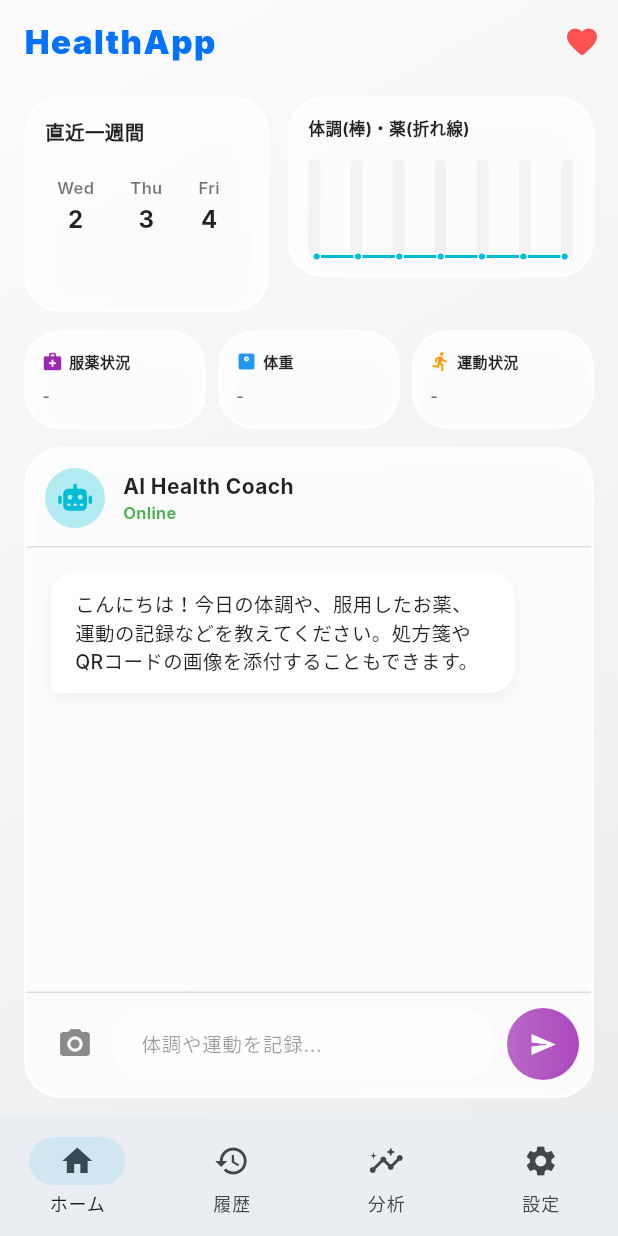
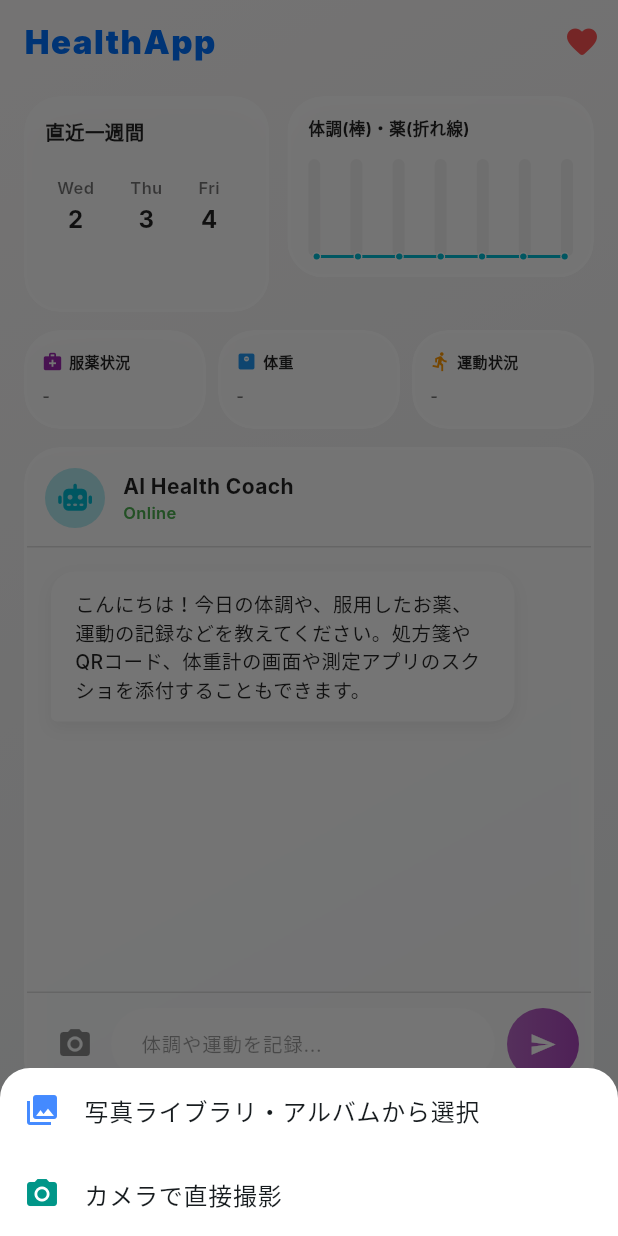
Before and after one commit to ctyann2000/health-tracker, a Flutter app: the screen it shows after launch, after a tap on the "camera alt" icon, on a phone screen of 412 x 824 dp. Run offline on Flutter 3.47's test engine with Material 3 defaults, Android fonts, the phone set to English and light mode, and no system bars; drawn by our look-alikes of fl_chart, flutter_animate; our stand-ins replace flutter_dotenv, font_awesome_flutter, google_generative_ai, image_picker, shared_preferences; Roboto replaces fonts that are missing (Inter).

Commit message:
feat: 画像添付プレビュー表示、カメラ・アルバム選択、体重計画像抽出プロンプトの強化

````diff
--- a/lib/screens/home_screen.dart
+++ b/lib/screens/home_screen.dart
@@ -1,3 +1,4 @@
+import 'dart:typed_data';
 import 'package:flutter/material.dart';
 import 'package:fl_chart/fl_chart.dart';
 import 'package:font_awesome_flutter/font_awesome_flutter.dart';
@@ -21,44 +22,99 @@ class _HomeScreenState extends State<HomeScreen> {
   final GeminiService _geminiService = GeminiService();
   final ImagePicker _picker = ImagePicker();
   XFile? _selectedImage;
+  Uint8List? _selectedImageBytes;
   bool _isLoading = false;
   final List<Map<String, dynamic>> _messages = [
-    {"text": "こんにちは！今日の体調や、服用したお薬、運動の記録などを教えてください。処方箋やQRコードの画像を添付することもできます。", "isUser": false}
+    {"text": "こんにちは！今日の体調や、服用したお薬、運動の記録などを教えてください。処方箋やQRコード、体重計の画面や測定アプリのスクショを添付することもできます。", "isUser": false}
   ];
 
-  Future<void> _pickImage() async {
-    final XFile? image = await _picker.pickImage(source: ImageSource.gallery);
-    if (image != null) {
-      setState(() {
-        _selectedImage = image;
-      });
+  Future<void> _pickImage(ImageSource source) async {
+    try {
+      final XFile? image = await _picker.pickImage(
+        source: source,
+        maxWidth: 1600,
+        maxHeight: 1600,
+        imageQuality: 85,
+      );
+      if (image != null) {
+        final bytes = await image.readAsBytes();
+        setState(() {
+          _selectedImage = image;
+          _selectedImageBytes = bytes;
+        });
+      }
+    } catch (e) {
+      if (mounted) {
+        ScaffoldMessenger.of(context).showSnackBar(
+          SnackBar(
+            content: Text('画像の取得に失敗しました: $e'),
+            backgroundColor: Colors.redAccent,
+          ),
+        );
+      }
     }
+  }
+
+  void _showImageSourceActionSheet() {
+    showModalBottomSheet(
+      context: context,
+      backgroundColor: Colors.white,
+      shape: const RoundedRectangleBorder(
+        borderRadius: BorderRadius.vertical(top: Radius.circular(20)),
+      ),
+      builder: (BuildContext ctx) {
+        return SafeArea(
+          child: Wrap(
+            children: [
+              ListTile(
+                leading: const Icon(Icons.photo_library, color: Colors.blueAccent),
+                title: const Text('写真ライブラリ・アルバムから選択'),
+                onTap: () {
+                  Navigator.of(ctx).pop();
+                  _pickImage(ImageSource.gallery);
+                },
+              ),
+              ListTile(
+                leading: const Icon(Icons.camera_alt, color: Colors.teal),
+                title: const Text('カメラで直接撮影'),
+                onTap: () {
+                  Navigator.of(ctx).pop();
+                  _pickImage(ImageSource.camera);
+                },
+              ),
+            ],
+          ),
+        );
+      },
+    );
   }
 
   Future<void> _sendMessage() async {
     final messageText = _controller.text;
+    final imageBytesToProcess = _selectedImageBytes;
     final imageToProcess = _selectedImage;
 
-    if (messageText.trim().isEmpty && imageToProcess == null) return;
+    if (messageText.trim().isEmpty && imageBytesToProcess == null) return;
 
     setState(() {
       _messages.add({
         "text": messageText.isNotEmpty ? messageText : "（画像送信）",
         "isUser": true,
-        "hasImage": imageToProcess != null
+        "hasImage": imageBytesToProcess != null,
+        "imageBytes": imageBytesToProcess,
       });
       _isLoading = true;
-      _selectedImage = null; // Clear selection after sending
+      _selectedImage = null;
+      _selectedImageBytes = null; // 送信後に選択をクリア
     });
     _controller.clear();
 
     try {
       Map<String, dynamic> result;
-      if (imageToProcess != null) {
-        final bytes = await imageToProcess.readAsBytes();
+      if (imageBytesToProcess != null) {
         result = await _geminiService.extractHealthDataFromImage(
-          bytes,
-          imageToProcess.mimeType ?? 'image/jpeg',
+          imageBytesToProcess,
+          imageToProcess?.mimeType ?? 'image/jpeg',
           extraInput: messageText
         );
       } else {
@@ -518,7 +574,17 @@ class _HomeScreenState extends State<HomeScreen> {
                     child: Column(
                       crossAxisAlignment: CrossAxisAlignment.start,
                       children: [
-                        if (hasImage) ...[
+                        if (msg["imageBytes"] != null) ...[
+                          ClipRRect(
+                            borderRadius: BorderRadius.circular(10),
+                            child: Image.memory(
+                              msg["imageBytes"] as Uint8List,
+                              width: 180,
+                              fit: BoxFit.cover,
+                            ),
+                          ),
+                          const SizedBox(height: 6),
+                        ] else if (hasImage) ...[
                           const Row(
                             mainAxisSize: MainAxisSize.min,
                             children: [
@@ -540,6 +606,67 @@ class _HomeScreenState extends State<HomeScreen> {
               },
             ),
           ),
+          // 選択中の画像プレビューバー（添付時に表示）
+          if (_selectedImageBytes != null)
+            Container(
+              margin: const EdgeInsets.symmetric(horizontal: 12, vertical: 4),
+              padding: const EdgeInsets.symmetric(horizontal: 10, vertical: 6),
+              decoration: BoxDecoration(
+                color: Colors.white.withOpacity(0.95),
+                borderRadius: BorderRadius.circular(14),
+                border: Border.all(color: Theme.of(context).colorScheme.primary.withOpacity(0.4)),
+                boxShadow: [
+                  BoxShadow(color: Colors.black.withOpacity(0.06), blurRadius: 8, offset: const Offset(0, 2)),
+                ],
+              ),
+              child: Row(
+                children: [
+                  ClipRRect(
+                    borderRadius: BorderRadius.circular(8),
+                    child: Image.memory(
+                      _selectedImageBytes!,
+                      width: 44,
+                      height: 44,
+                      fit: BoxFit.cover,
+                    ),
+                  ),
+                  const SizedBox(width: 10),
+                  Expanded(
+                    child: Column(
+                      crossAxisAlignment: CrossAxisAlignment.start,
+                      mainAxisSize: MainAxisSize.min,
+                      children: [
+                        Row(
+                          children: [
+                            Icon(Icons.check_circle, size: 14, color: Colors.green.shade600),
+                            const SizedBox(width: 4),
+                            const Text(
+                              '画像添付完了（送信準備OK）',
+                              style: TextStyle(fontSize: 12, fontWeight: FontWeight.bold, color: Colors.black87),
+                            ),
+                          ],
+                        ),
+                        Text(
+                          _selectedImage?.name ?? 'image.jpg',
+                          style: const TextStyle(fontSize: 11, color: Colors.black54),
+                          overflow: TextOverflow.ellipsis,
+                        ),
+                      ],
+                    ),
+                  ),
+                  IconButton(
+                    icon: const Icon(Icons.cancel, size: 20, color: Colors.black45),
+                    onPressed: () {
+                      setState(() {
+                        _selectedImage = null;
+                        _selectedImageBytes = null;
+                      });
+                    },
+                    tooltip: '添付をキャンセル',
+                  ),
+                ],
+              ),
+            ).animate().fade(duration: 200.ms).slideY(begin: 0.1),
           // Input field
           Container(
             padding: const EdgeInsets.symmetric(horizontal: 8, vertical: 10),
@@ -551,10 +678,10 @@ class _HomeScreenState extends State<HomeScreen> {
                 IconButton(
                   icon: Icon(
                     Icons.camera_alt,
-                    color: _selectedImage != null ? Theme.of(context).colorScheme.primary : Colors.black45
+                    color: _selectedImageBytes != null ? Theme.of(context).colorScheme.primary : Colors.black45
                   ),
-                  onPressed: _pickImage,
-                  tooltip: "画像・QRコードを添付",
+                  onPressed: _showImageSourceActionSheet,
+                  tooltip: "画像・写真・QRコードを添付",
                 ),
                 Expanded(
                   child: TextField(
--- a/lib/services/gemini_service.dart
+++ b/lib/services/gemini_service.dart
@@ -187,27 +187,52 @@ class GeminiService {
     }
   }
 
+  static String resolveMimeType(List<int> bytes, String? fallback) {
+    if (bytes.length >= 4) {
+      if (bytes[0] == 0xFF && bytes[1] == 0xD8) return 'image/jpeg';
+      if (bytes[0] == 0x89 && bytes[1] == 0x50 && bytes[2] == 0x4E && bytes[3] == 0x47) return 'image/png';
+      if (bytes[0] == 0x47 && bytes[1] == 0x49 && bytes[2] == 0x46) return 'image/gif';
+      if (bytes[0] == 0x52 && bytes[1] == 0x49 && bytes[2] == 0x46 && bytes[3] == 0x46) return 'image/webp';
+    }
+    if (fallback != null && fallback.isNotEmpty && fallback.contains('/')) {
+      return fallback;
+    }
+    return 'image/jpeg';
+  }
+
   Future<Map<String, dynamic>> extractHealthDataFromImage(List<int> imageBytes, String mimeType, {String? extraInput}) async {
+    final effectiveMimeType = resolveMimeType(imageBytes, mimeType);
     final prompt = '''
-あなたはプロの医療・健康アシスタントであり、処方箋や薬袋、お薬手帳のQRコードなどの読み取りのプロです。
-添付された画像から「薬の名前」や「健康に関する情報」を抽出し、以下のJSONフォーマットで返してください。
-もしJAHIS標準のQRコード画像であれば、そこから薬の情報を抽出してください。
-ユーザーからの追加コメント: "${extraInput ?? '特になし'}"
+あなたはプロの医療・健康管理AIアシスタントです。
+画像から「処方箋・薬袋・お薬手帳のQRコード」および「体重計・体組成計の液晶画面・ヘルスケア測定アプリのスクリーンショット（体重、体脂肪率、BMI、骨量、筋肉量、基礎代謝、歩数等）」の情報を高精度に抽出し、以下のJSONフォーマットのみで返してください。
+
+【読み取り指示】
+1. 体重計・体組成計の画面や測定アプリのスクショの場合:
+   - 体重(kg)の数値を weight に格納 (例: 68.4)
+   - 体脂肪率(%)の数値を bodyFat に格納 (例: 19.8)
+   - BMIの数値を bmi に格納 (例: 22.5)
+   - 基礎代謝(kcal)の数値を bmr に格納 (例: 1520)
+   - 歩数があれば steps に格納
+   - 消費カロリーがあれば calories に格納
+2. 処方箋や薬袋・お薬手帳の場合:
+   - 薬品名とおおよその服用時間を medications に格納
+   - 症状があれば symptoms に格納
+3. ユーザーからの追加コメント: "${extraInput ?? '特になし'}"
 
 出力フォーマット（JSON）:
 {
-  "condition_score": 1〜10の整数 (指定がなければnull),
-  "symptoms": ["症状1"],
+  "condition_score": 1〜10の整数 (指定または体調が推測できれば設定、不明ならnull),
+  "symptoms": ["症状名"],
   "medications": [
-    { "name": "薬の名前1", "time": "08:30" }
+    { "name": "薬の名前", "time": "08:30" }
   ],
-  "weight": 小数（指定がなければnull）,
-  "steps": 整数（指定がなければnull）,
-  "bodyFat": 小数（指定がなければnull）,
-  "bmi": 小数（指定がなければnull）,
-  "bmr": 整数（指定がなければnull）,
-  "calories": 整数（指定がなければnull）,
-  "sleepHours": 小数（指定がなければnull）,
+  "weight": 小数 (kg、不明ならnull),
+  "steps": 整数 (不明ならnull),
+  "bodyFat": 小数 (%%、不明ならnull),
+  "bmi": 小数 (不明ならnull),
+  "bmr": 整数 (kcal、不明ならnull),
+  "calories": 整数 (kcal、不明ならnull),
+  "sleepHours": 小数 (時間、不明ならnull),
   "workouts": []
 }
 Markdownのコードブロック(```json)は含めず、純粋なJSON文字列のみを出力してください。
@@ -217,7 +242,7 @@
       final content = [
         Content.multi([
           TextPart(prompt),
-          DataPart(mimeType, Uint8List.fromList(imageBytes)),
+          DataPart(effectiveMimeType, Uint8List.fromList(imageBytes)),
         ])
       ];
       final response = await _generateWithFallback(content);
````
